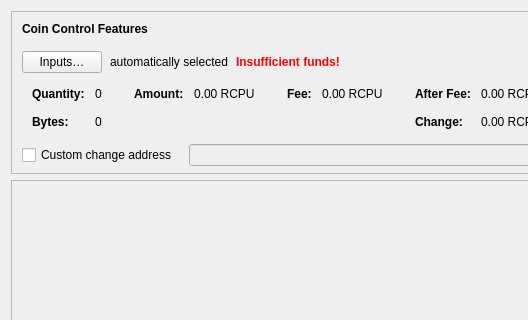
Above: src/qt/forms/sendcoinsdialog.ui from btcrcpu-max/rcpu before the change; both pictures show x 0 to 528 and y 0 to 320 of the 850 by 526 pixel window. Below: the same form after it.
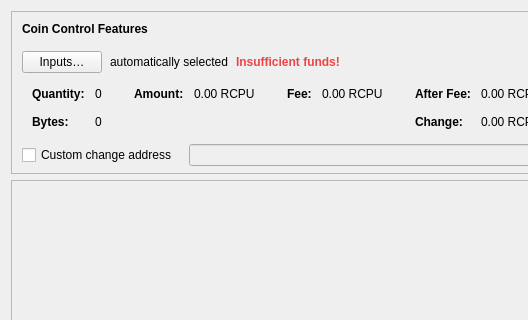
That is the form after the change. Icons and pictures are not drawn. Custom widgets are drawn as their Qt base class.

```diff
--- a/src/qt/forms/sendcoinsdialog.ui
+++ b/src/qt/forms/sendcoinsdialog.ui
@@ -133,7 +133,7 @@
              </font>
             </property>
             <property name="styleSheet">
-             <string notr="true">color:red;font-weight:bold;</string>
+             <string notr="true">color:#ef4444;font-weight:bold;</string>
             </property>
             <property name="text">
              <string>Insufficient funds!</string>
```
